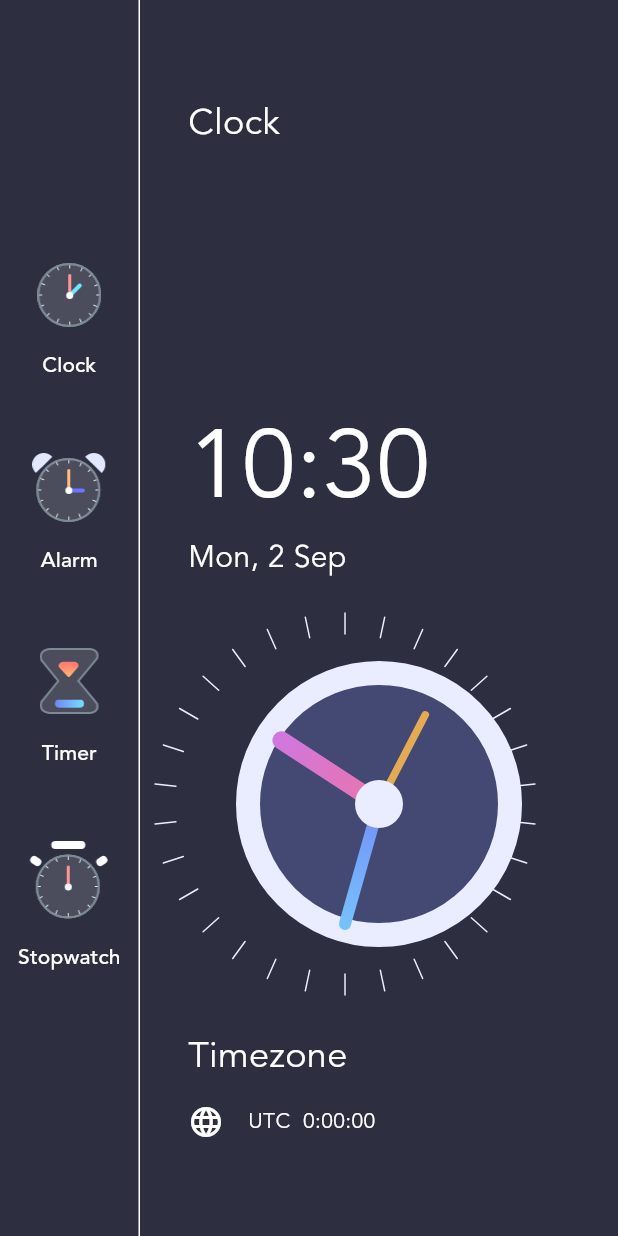
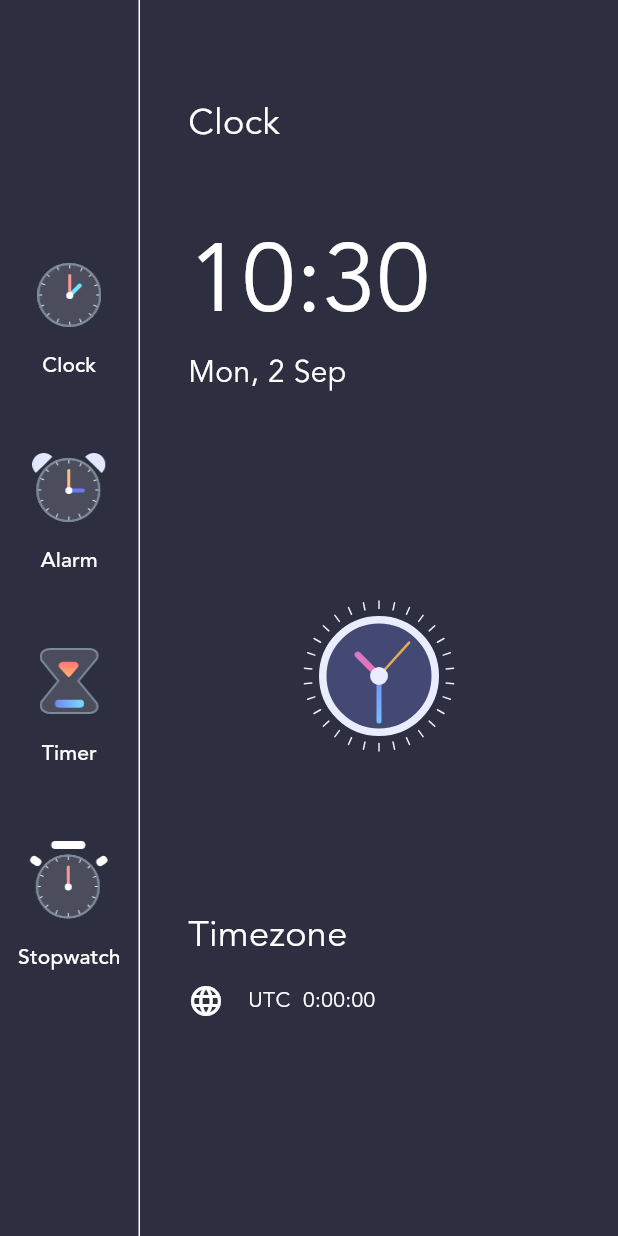
Before and after one commit to JOYBOY1O1/Alarm_clock_app, a Flutter app: the screen it shows after launch, on a phone screen of 412 x 824 dp. Run offline on Flutter 3.47's test engine with Material 3 defaults, Android fonts, the phone set to English and light mode, and no system bars.

Commit message:
update homepage, clockview

```diff
--- a/lib/homepage.dart
+++ b/lib/homepage.dart
@@ -72,6 +72,11 @@ class _HomePageState extends State<HomePage> {
                       ),
                     ),
                   ),
+                  Flexible(
+                    flex: 2,
+                    child: Column(
+                      crossAxisAlignment: CrossAxisAlignment.start,
+                      children: [
                         Text(
                           formattedTime, // Use formattedTime here if needed
                           style: const TextStyle(
@@ -88,7 +93,25 @@ class _HomePageState extends State<HomePage> {
                             fontSize: 20,
                           ),
                         ),
-                  const ClockView(),
+                      ],
+                    ),
+                  ),
+                  Flexible(
+                    flex: 4,
+                    fit: FlexFit.tight,
+                    child: Align(
+                      alignment: Alignment.center,
+                      child: ClockView(
+                        size: 100,
+                      ),
+                    ),
+                  ),
+                  Flexible(
+                    flex: 2,
+                    fit: FlexFit.tight,
+                    child: Column(
+                      crossAxisAlignment: CrossAxisAlignment.start,
+                      children: [
                         const Text(
                           'Timezone',
                           style: TextStyle(
@@ -116,6 +139,9 @@ class _HomePageState extends State<HomePage> {
                               ),
                             ),
                           ],
+                        ),
+                      ],
+                    ),
                   ),
                 ],
               ),
```
Also changed, not shown: lib/clock_view.dart (+32 -18 lines). Lines whose indentation alone changed are shown as unchanged.
